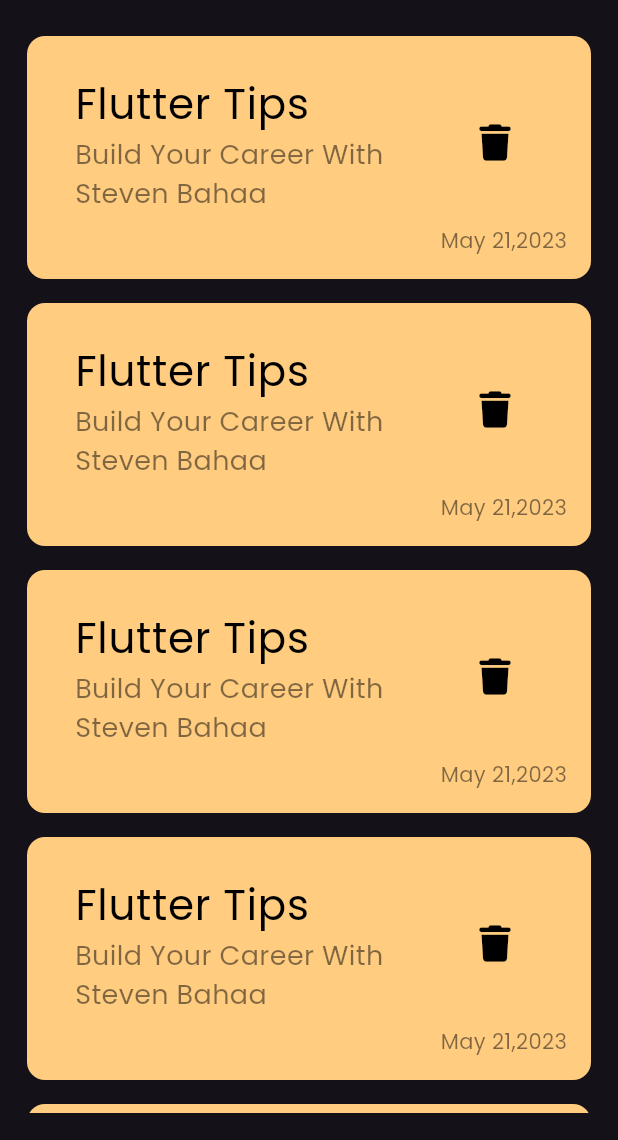
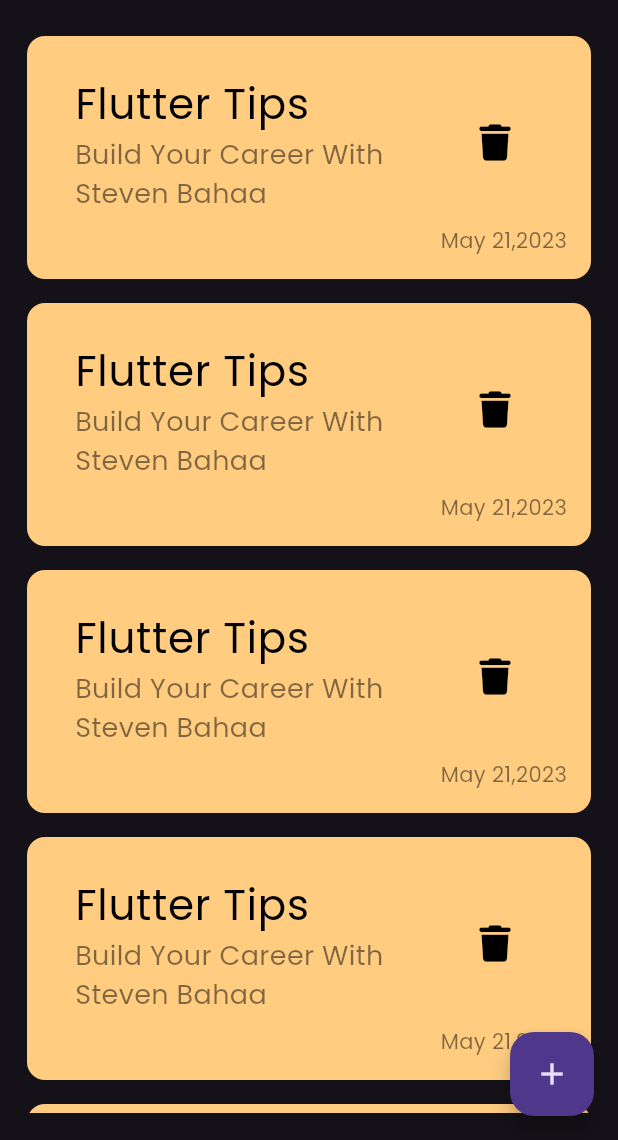
Before and after one commit to StevenBahaa/NotesApp, a Flutter app: the screen it shows after launch, on a phone screen of 412 x 824 dp, the part 96-1236 px from its top. Run offline on Flutter 3.47's test engine with Material 3 defaults, Android fonts, the phone set to English and light mode, and no system bars; our stand-ins replace font_awesome_flutter.

Commit message:
Add Floating Action Button

```diff
--- a/lib/pages/home_page.dart
+++ b/lib/pages/home_page.dart
@@ -7,9 +7,13 @@ class HomePage extends StatelessWidget {
 
   @override
   Widget build(BuildContext context) {
-    return const SafeArea(
+    return SafeArea(
       child: Scaffold(
-        body: Padding(
+        floatingActionButton: FloatingActionButton(
+          onPressed: () {},
+          child: const Icon(Icons.add),
+        ),
+        body: const Padding(
           padding: EdgeInsets.symmetric(horizontal: 18, vertical: 18),
           child: Column(
             crossAxisAlignment: CrossAxisAlignment.start,
```
